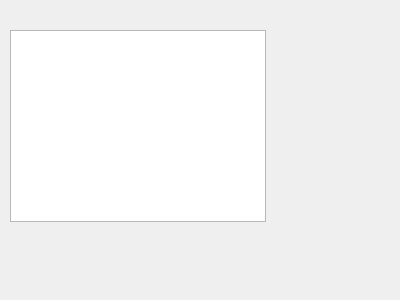
This is stampdialog.ui in markscat/SH1106_GUI_Design as Qt 5 draws it before an edit. The edited form follows.
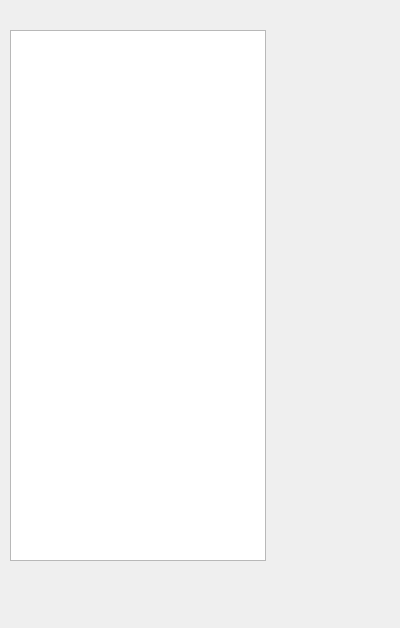
This is the edited form.

```diff
--- a/stampdialog.ui
+++ b/stampdialog.ui
@@ -7,7 +7,7 @@
     <x>0</x>
     <y>0</y>
     <width>400</width>
-    <height>300</height>
+    <height>628</height>
    </rect>
   </property>
   <property name="windowTitle">
@@ -19,7 +19,7 @@
      <x>10</x>
      <y>30</y>
      <width>256</width>
-     <height>192</height>
+     <height>531</height>
     </rect>
    </property>
    <property name="iconSize">
```
